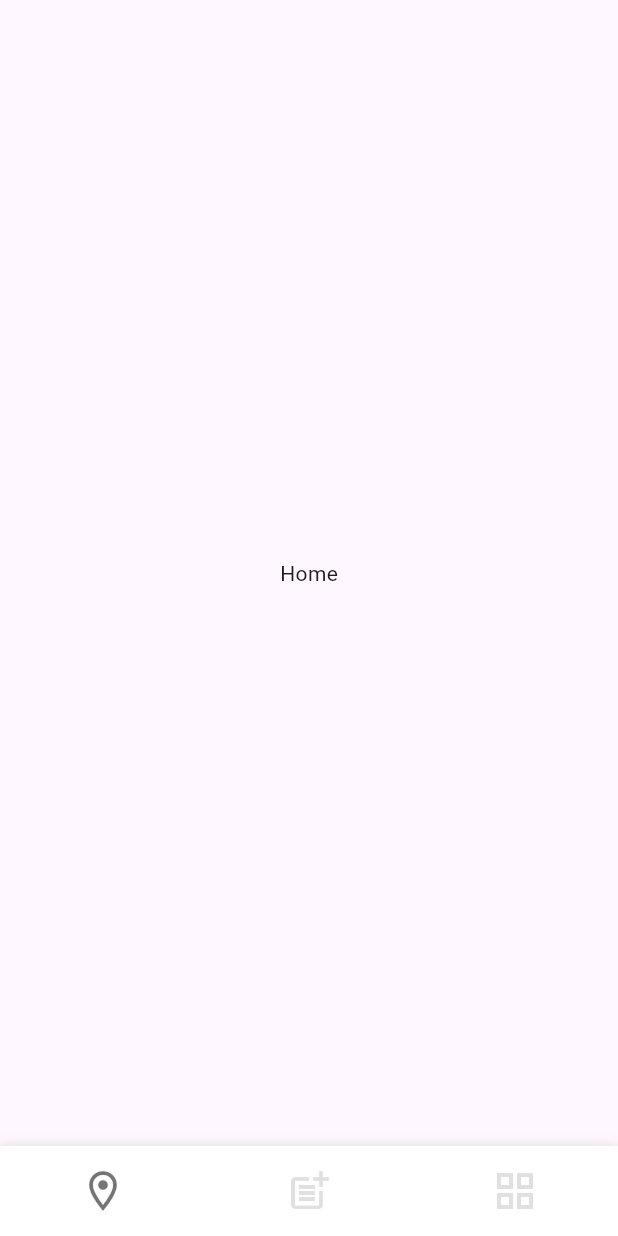
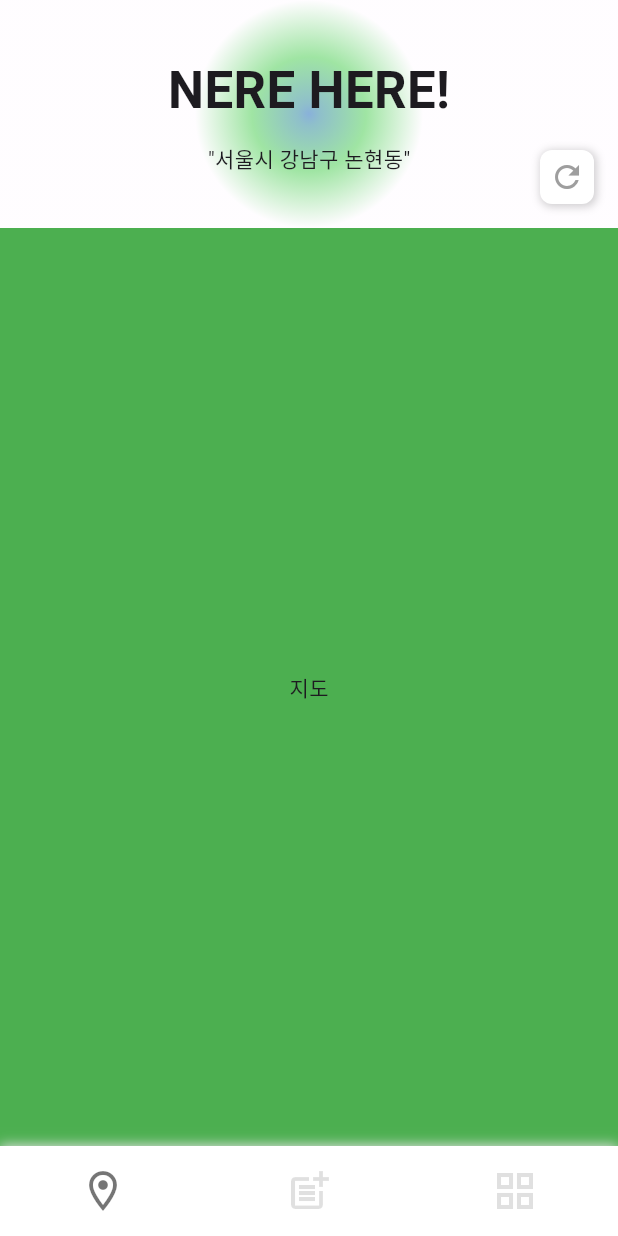
Before and after one commit to cherrie-k/NearHere, a Flutter app: the screen it shows after launch, on a phone screen of 412 x 824 dp. Run offline on Flutter 3.47's test engine with Material 3 defaults, Android fonts, the phone set to English and light mode, and no system bars; our stand-ins replace go_router.

Commit message:
[Feat] 메인 화면 레이아웃 설정

```diff
--- a/lib/features/home/views/home_page.dart
+++ b/lib/features/home/views/home_page.dart
@@ -1,5 +1,6 @@
 import 'package:flutter/material.dart';
 import 'package:go_router/go_router.dart';
+import 'package:nearhere/features/home/widgets/gradient_container.dart';
 import 'package:nearhere/shared/widgets/custom_nav_bar.dart';
 
 class HomePage extends StatelessWidget {
@@ -11,11 +12,39 @@ class HomePage extends StatelessWidget {
       // bottomNavigationBar: const CustomNavBar(
       //   selectedIdx: 0,
       // ),
-      body: Center(
+      body: SafeArea(
         child: Column(
-          mainAxisAlignment: MainAxisAlignment.center,
           children: <Widget>[
-            Text('Home'),
+            GradientContainer(
+              child: Column(
+                mainAxisAlignment: MainAxisAlignment.center,
+                children: [
+                  SizedBox(height: 36),
+                  Text(
+                    'NERE HERE!',
+                    style: TextStyle(fontWeight: FontWeight.bold, fontSize: 34),
+                  ),
+                  SizedBox(height: 10),
+                  Row(
+                    mainAxisAlignment: MainAxisAlignment.center,
+                    children: [
+                      Text('"'),
+                      Text('서울시 강남구 논현동'),
+                      Text('"'),
+                    ],
+                  ),
+                  SizedBox(height: 36),
+                ],
+              ),
+            ),
+            Expanded(
+              child: Container(
+                width: double.infinity,
+                color: Colors.green,
+                height: 200,
+                child: Center(child: Text('지도')),
+              ),
+            ),
           ],
         ),
       ),
--- /dev/null
+++ b/lib/features/home/widgets/gradient_container.dart
@@ -0,0 +1,35 @@
+import 'package:flutter/material.dart';
+import 'package:nearhere/shared/widgets/refresh_button.dart';
+
+class GradientContainer extends StatelessWidget {
+  final Widget child;
+
+  const GradientContainer({super.key, required this.child});
+
+  @override
+  Widget build(BuildContext context) {
+    return Container(
+      decoration: const BoxDecoration(
+        gradient: RadialGradient(
+          colors: [
+            Color(0xB35793CA), // #5793CA with 70% opacity
+            Color(0xB360A8B4), // #60A8B4 with 70% opacity
+            Color(0xB377DD7C), // #77DD7C with 70% opacity
+            Color(0xB3FFFFFF), // #FFFFFF with 70% opacity
+          ],
+          stops: [0.0, 0.1, 0.5, 1.0],
+        ),
+      ),
+      child: Stack(
+        children: [
+          child,
+          const Positioned(
+            bottom: 16,
+            right: 16,
+            child: RefreshButton(),
+          ),
+        ],
+      ),
+    );
+  }
+}
```
